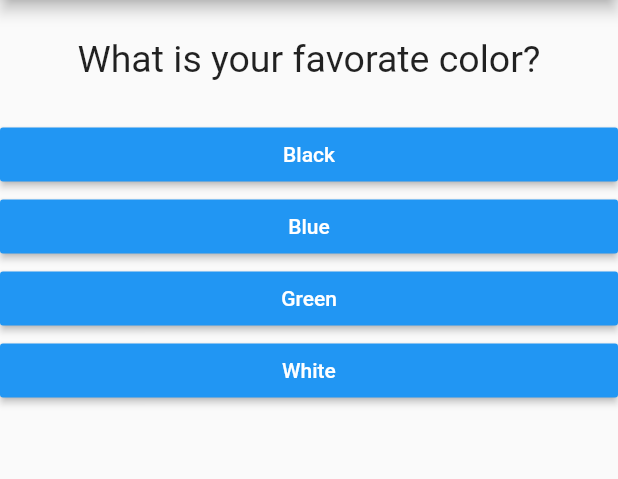
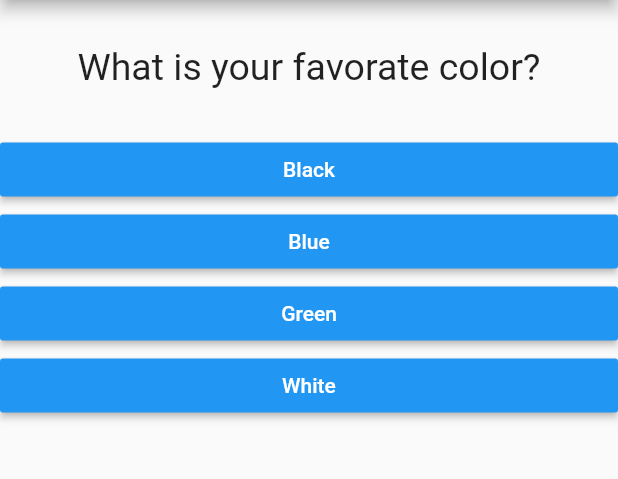
Before and after one commit to Anm0lGrewal/Simple-Quiz-App, a Flutter app: the screen it shows after launch, on a phone screen of 412 x 824 dp, the part 84-563 px from its top. Run offline on Flutter 3.47's test engine with Material 2 defaults, Android fonts, the phone set to English and light mode, and no system bars; Roboto replaces fonts that are missing (RobotoMono).

Commit message:
margin increase

```diff
--- a/lib/question.dart
+++ b/lib/question.dart
@@ -8,7 +8,7 @@ class Question extends StatelessWidget {
     //now it is using container as a refrence
     return Container(
       width: double.infinity,
-      margin: EdgeInsets.all(25),
+      margin: EdgeInsets.all(30),
       child: Text(
         questionText,
         style: TextStyle(fontSize: 25, fontFamily: 'RobotoMono'),
```
